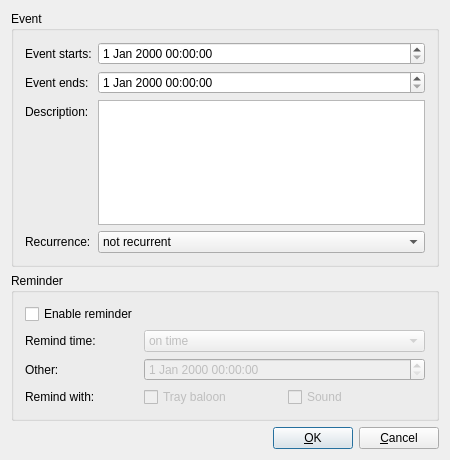
Old version of the form src/addeventdialog.ui in the repository BackupTheBerlios/tinyorganizer.
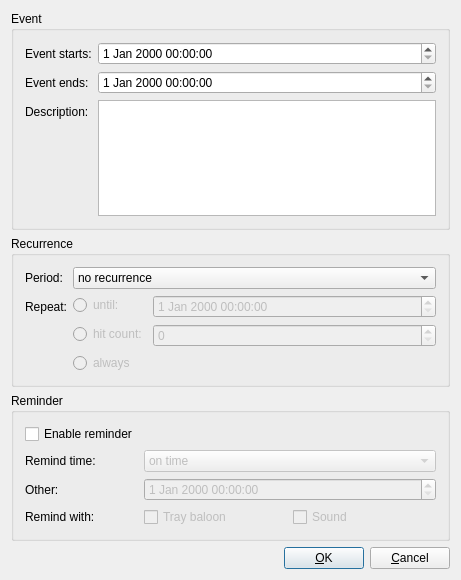
New version of the form.

Patch:
```diff
--- a/src/addeventdialog.ui
+++ b/src/addeventdialog.ui
@@ -5,14 +5,14 @@
    <rect>
     <x>0</x>
     <y>0</y>
-    <width>450</width>
-    <height>460</height>
+    <width>461</width>
+    <height>580</height>
    </rect>
   </property>
   <property name="minimumSize" >
    <size>
-    <width>450</width>
-    <height>460</height>
+    <width>461</width>
+    <height>580</height>
    </size>
   </property>
   <property name="windowTitle" >
@@ -61,18 +61,30 @@
       <item row="2" column="1" >
        <widget class="QTextEdit" name="textEdit" />
       </item>
-      <item row="4" column="0" >
+     </layout>
+    </widget>
+   </item>
+   <item>
+    <widget class="QGroupBox" name="groupBox_3" >
+     <property name="title" >
+      <string>Recurrence</string>
+     </property>
+     <layout class="QFormLayout" name="formLayout_3" >
+      <property name="fieldGrowthPolicy" >
+       <enum>QFormLayout::AllNonFixedFieldsGrow</enum>
+      </property>
+      <item row="0" column="0" >
        <widget class="QLabel" name="label_5" >
         <property name="text" >
-         <string>Recurrence:</string>
+         <string>Period:</string>
         </property>
        </widget>
       </item>
-      <item row="4" column="1" >
-       <widget class="QComboBox" name="comboRecurrence" >
+      <item row="0" column="1" >
+       <widget class="QComboBox" name="comboBox" >
         <item>
          <property name="text" >
-          <string>not recurrent</string>
+          <string>no recurrence</string>
          </property>
         </item>
         <item>
@@ -102,6 +114,78 @@
         </item>
        </widget>
       </item>
+      <item row="1" column="0" >
+       <widget class="QLabel" name="label_8" >
+        <property name="text" >
+         <string>Repeat:</string>
+        </property>
+       </widget>
+      </item>
+      <item row="1" column="1" >
+       <layout class="QVBoxLayout" name="verticalLayout_3" >
+        <item>
+         <layout class="QFormLayout" name="formLayout" >
+          <item row="0" column="0" >
+           <widget class="QRadioButton" name="radioButton" >
+            <property name="enabled" >
+             <bool>false</bool>
+            </property>
+            <property name="text" >
+             <string>until:</string>
+            </property>
+           </widget>
+          </item>
+          <item row="0" column="1" >
+           <widget class="QDateTimeEdit" name="dateTimeEdit" >
+            <property name="enabled" >
+             <bool>false</bool>
+            </property>
+           </widget>
+          </item>
+          <item row="1" column="0" >
+           <widget class="QRadioButton" name="radioButton_2" >
+            <property name="enabled" >
+             <bool>false</bool>
+            </property>
+            <property name="text" >
+             <string>hit count:</string>
+            </property>
+           </widget>
+          </item>
+          <item row="1" column="1" >
+           <widget class="QSpinBox" name="spinBox" >
+            <property name="enabled" >
+             <bool>false</bool>
+            </property>
+           </widget>
+          </item>
+          <item row="2" column="0" >
+           <widget class="QRadioButton" name="radioButton_3" >
+            <property name="enabled" >
+             <bool>false</bool>
+            </property>
+            <property name="text" >
+             <string>always</string>
+            </property>
+           </widget>
+          </item>
+          <item row="2" column="1" >
+           <spacer name="horizontalSpacer_3" >
+            <property name="orientation" >
+             <enum>Qt::Horizontal</enum>
+            </property>
+            <property name="sizeHint" stdset="0" >
+             <size>
+              <width>40</width>
+              <height>20</height>
+             </size>
+            </property>
+           </spacer>
+          </item>
+         </layout>
+        </item>
+       </layout>
+      </item>
      </layout>
     </widget>
    </item>
```
Left out of the diff: 2 changed lines with no effect on the pictures.
